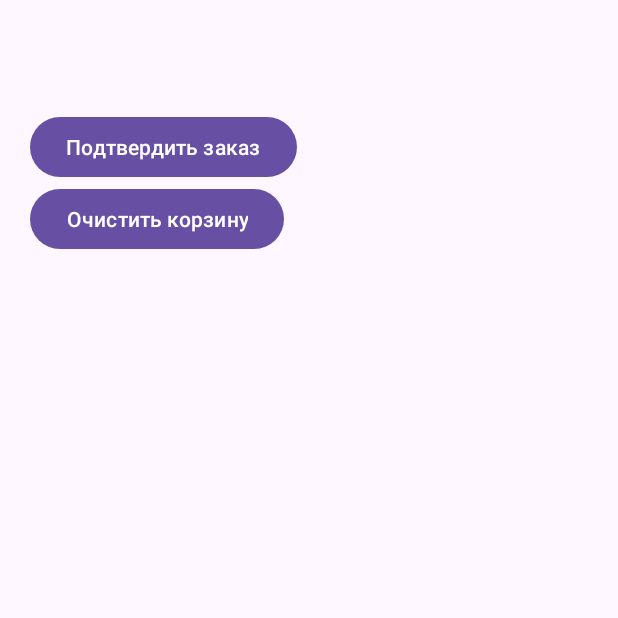
After one commit to NikitaAlekseevich/CustomerApp_FoodDelivery, an Android app: the Cart screen opened directly, with no data from a screen before it, on a phone screen of 412 x 824 dp, the top half of it. The commit adds this screen. Run offline under Robolectric (Android 15) with nearby library versions, the phone set to English and light mode, and no system bars; our stand-ins replace Volley; network calls fail.

Commit message:
Рабочее приложение

```diff
--- /dev/null
+++ b/app/src/main/java/com/example/customerapp/Cart.java
@@ -0,0 +1,127 @@
+package com.example.customerapp;
+
+import androidx.appcompat.app.AppCompatActivity;
+
+import android.content.SharedPreferences;
+import android.os.Bundle;
+import android.util.Log;
+import android.view.View;
+import android.widget.Button;
+import android.widget.TextView;
+import android.widget.Toast;
+
+import com.android.volley.Request;
+import com.android.volley.RequestQueue;
+import com.android.volley.Response;
+import com.android.volley.VolleyError;
+import com.android.volley.toolbox.StringRequest;
+import com.android.volley.toolbox.Volley;
+
+import org.json.JSONArray;
+import org.json.JSONException;
+import org.json.JSONObject;
+
+public class Cart extends AppCompatActivity {
+
+    TextView textViewCartData, textViewDisDur;
+    SharedPreferences sharedPreferences;
+    Button buttonConfirm, buttonRemove;
+    int pricePerKM = 5;
+    String urlConfirm =
+            "http://192.168.1.82/food-delivery-application/fooddeliveryapp/public/api/users/cart/confirm?user_email=";
+    String urlRemove =
+            "http://192.168.1.82/food-delivery-application/fooddeliveryapp/public/api/users/cart/clear?user_email=";
+    @Override
+    protected void onCreate(Bundle savedInstanceState) {
+        super.onCreate(savedInstanceState);
+        setContentView(R.layout.activity_cart);
+        textViewCartData = findViewById(R.id.textCartData);
+        textViewDisDur = findViewById(R.id.textDisDur);
+        sharedPreferences = getSharedPreferences("CustomerApp", MODE_PRIVATE);
+        buttonConfirm = findViewById(R.id.btnConfirmOrder);
+        buttonRemove = findViewById(R.id.btnClearCart);
+        fetchData();
+        buttonConfirm.setOnClickListener(new View.OnClickListener() {
+            @Override
+            public void onClick(View view) {
+                sendRequest(view, urlConfirm + sharedPreferences.getString("email",""));
+            }
+        });
+
+        buttonRemove.setOnClickListener(new View.OnClickListener() {
+            @Override
+            public void onClick(View view) {
+                sendRequest(view, urlRemove + sharedPreferences.getString("email",""));
+            }
+        });
+    }
+
+    public void sendRequest(View v, String apiUrl) {
+        Log.e("url", apiUrl);
+        v.setEnabled(false);
+        RequestQueue queue = Volley.newRequestQueue(getApplicationContext());
+        StringRequest stringRequest = new StringRequest(Request.Method.GET, apiUrl, new Response.Listener<String>() {
+            @Override
+            public void onResponse(String response) {
+                v.setEnabled(true);
+                if (response.equals("success")) {
+                    Toast.makeText(getApplicationContext(), "Operation success",
+                            Toast.LENGTH_SHORT).show();
+                    finish();
+                } else
+                    Toast.makeText(getApplicationContext(), "Operation failed",
+                            Toast.LENGTH_SHORT).show();
+            }
+        }, new Response.ErrorListener() {
+            @Override
+            public void onErrorResponse(VolleyError error) {
+                v.setEnabled(true);
+                error.printStackTrace();
+            }
+        });
+        queue.add(stringRequest);
+    }
+
+    public void parseJSON(String data) {
+        try {
+            JSONArray jsonArray = new JSONArray(data);
+            JSONObject jsonObject = jsonArray.getJSONObject(0);
+            JSONArray jsonArray1 = jsonObject.getJSONArray("cart");
+            for (int i = 0; i < jsonArray1.length(); i++) {
+                JSONObject stu = jsonArray1.getJSONObject(i);
+                String id = stu.getString("id");
+                String name = stu.getString("name");
+                String des = stu.getString("description");
+                String numItem = stu.getString("numItem");
+                String price = stu.getString("price");
+                textViewCartData.append("Item: " + name + "\nPrice: " + price + "$\nNumber of Item: " + numItem + "\n\n");
+            }
+            String distance = String.valueOf(jsonObject.getInt("distance") / 1000);
+            String duration = String.valueOf((jsonObject.getInt("duration") / 60));
+            int total_price = Integer.parseInt(distance) * pricePerKM;
+            textViewDisDur.setText("Distance: " + distance + " KM\nDelivery Fee: "
+                    + total_price + " $" + "\nDuration: " + duration + "Minutes");
+        } catch (JSONException e) {
+            Log.e("error", e.getLocalizedMessage());
+            e.printStackTrace();
+        }
+    }
+
+    public void fetchData() {
+        RequestQueue queue = Volley.newRequestQueue(this);
+        StringRequest stringRequest = new StringRequest(Request.Method.GET,
+                "http://192.168.1.82/food-delivery-application/fooddeliveryapp/public/api/users/cart/list?user_email="
+                        + sharedPreferences.getString("email", ""), new Response.Listener<String>() {
+            @Override
+            public void onResponse(String response) {
+                parseJSON(response);
+            }
+        }, new Response.ErrorListener() {
+            @Override
+            public void onErrorResponse(VolleyError error) {
+                error.printStackTrace();
+            }
+        });
+        queue.add(stringRequest);
+    }
+}
--- a/app/src/main/java/com/example/customerapp/Login.java
+++ b/app/src/main/java/com/example/customerapp/Login.java
@@ -66,7 +66,7 @@ public class Login extends AppCompatActivity {
                 password = editTextPassword.getText().toString();
 
                 RequestQueue queue = Volley.newRequestQueue(getApplicationContext());
-                String url = "http://192.168.0.107/food-delivery-application/fooddeliveryapp/public/api/users/login";
+                String url = "http://192.168.1.82/food-delivery-application/fooddeliveryapp/public/api/users/login";
                 // cmd -> config -> Ipv4
 
                 StringRequest stringRequest = new StringRequest(Request.Method.POST, url,
--- a/app/src/main/java/com/example/customerapp/RecyclerViewAdapter.java
+++ b/app/src/main/java/com/example/customerapp/RecyclerViewAdapter.java
@@ -30,9 +30,9 @@ import java.util.ArrayList;
 public class RecyclerViewAdapter extends RecyclerView.Adapter<RecyclerViewAdapter.ViewHolder> {
     ArrayList<ListData> listdata;
     Context context;
-    String removeUrl = "http://192.168.0.107/food-delivery-application/fooddeliveryapp/public/api/users/cart/remove";
+    String removeUrl = "http://192.168.1.82/food-delivery-application/fooddeliveryapp/public/api/users/cart/remove";
     // cmd -> config -> Ipv4
-    String addUrl = "http://192.168.0.107/food-delivery-application/fooddeliveryapp/public/api/users/cart/add";
+    String addUrl = "http://192.168.1.82/food-delivery-application/fooddeliveryapp/public/api/users/cart/add";
     // cmd -> config -> Ipv4
     SharedPreferences sharedPreferences;
 
--- a/app/src/main/java/com/example/customerapp/Registration.java
+++ b/app/src/main/java/com/example/customerapp/Registration.java
@@ -56,7 +56,7 @@ public class Registration extends AppCompatActivity {
                 email = editTextEmail.getText().toString();
                 password = editTextPassword.getText().toString();
 
-                String url = "http://192.168.0.107/food-delivery-application/fooddeliveryapp/public/api/users/register";
+                String url = "http://192.168.1.82/food-delivery-application/fooddeliveryapp/public/api/users/register";
 
                 RequestQueue queue = Volley.newRequestQueue(getApplicationContext());
 
--- /dev/null
+++ b/app/src/main/res/layout/activity_cart.xml
@@ -0,0 +1,38 @@
+<?xml version="1.0" encoding="utf-8"?>
+<LinearLayout xmlns:android="http://schemas.android.com/apk/res/android"
+    xmlns:app="http://schemas.android.com/apk/res-auto"
+    xmlns:tools="http://schemas.android.com/tools"
+    android:layout_width="match_parent"
+    android:layout_height="match_parent"
+    android:layout_margin="20dp"
+    android:orientation="vertical"
+    tools:context=".Cart">
+
+    <TextView
+        android:id="@+id/textCartData"
+        android:layout_width="match_parent"
+        android:layout_height="wrap_content"
+        android:textSize="17sp" />
+
+    <Button
+        android:id="@+id/btnConfirmOrder"
+        android:layout_width="wrap_content"
+        android:layout_height="wrap_content"
+        android:layout_marginTop="30dp"
+        android:text="@string/confirm_order" />
+
+    <Button
+        android:id="@+id/btnClearCart"
+        android:layout_width="wrap_content"
+        android:layout_height="wrap_content"
+        android:text="@string/clear_cart" />
+
+    <TextView
+        android:id="@+id/textDisDur"
+        android:textSize="20sp"
+        android:textStyle="bold"
+        android:layout_marginTop="20dp"
+        android:layout_width="wrap_content"
+        android:layout_height="wrap_content" />
+
+</LinearLayout>
--- a/app/src/main/res/values/strings.xml
+++ b/app/src/main/res/values/strings.xml
@@ -11,4 +11,7 @@
     <string name="orders">Заказы</string>
     <string name="cart">Корзина</string>
     <string name="enter_address">"Введите адресс "</string>
+    <string name="confirm_order">Подтвердить заказ</string>
+    <string name="clear_cart">Очистить корзину</string>
+    <string name="adress_info">Введите полный адрес и номер телефона</string>
 </resources>
```
Also changed, not shown: app/src/main/AndroidManifest.xml (+16 -6 lines), app/src/main/java/com/example/customerapp/AddressDetails.java (added, +201 -0 lines), app/src/main/java/com/example/customerapp/ListOrders.java (added, +74 -0 lines), app/src/main/java/com/example/customerapp/MainActivity.java (+45 -13 lines), app/src/main/res/layout/activity_address_details.xml (added, +28 -0 lines), app/src/main/res/layout/activity_list_orders.xml (added, +18 -0 lines).
